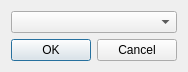
The window that src/spriteeditwindow.ui (devinacker/kale) describes before a commit, drawn with Qt 5.
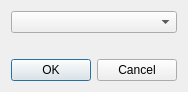
The same window after the commit. Icons and pictures are not drawn.

Diff of the .ui file:
```diff
--- a/src/spriteeditwindow.ui
+++ b/src/spriteeditwindow.ui
@@ -7,7 +7,7 @@
     <x>0</x>
     <y>0</y>
     <width>215</width>
-    <height>79</height>
+    <height>86</height>
    </rect>
   </property>
   <property name="sizePolicy">
@@ -27,7 +27,7 @@
    <property name="sizeConstraint">
     <enum>QLayout::SetFixedSize</enum>
    </property>
-   <item row="1" column="0">
+   <item row="2" column="0">
     <widget class="QDialogButtonBox" name="buttonBox">
      <property name="orientation">
       <enum>Qt::Horizontal</enum>
@@ -40,6 +40,22 @@
    <item row="0" column="0">
     <widget class="QComboBox" name="comboBox"/>
    </item>
+   <item row="1" column="0">
+    <widget class="QLabel" name="label">
+     <property name="sizePolicy">
+      <sizepolicy hsizetype="Preferred" vsizetype="MinimumExpanding">
+       <horstretch>0</horstretch>
+       <verstretch>0</verstretch>
+      </sizepolicy>
+     </property>
+     <property name="text">
+      <string/>
+     </property>
+     <property name="wordWrap">
+      <bool>true</bool>
+     </property>
+    </widget>
+   </item>
   </layout>
  </widget>
  <resources>
```
